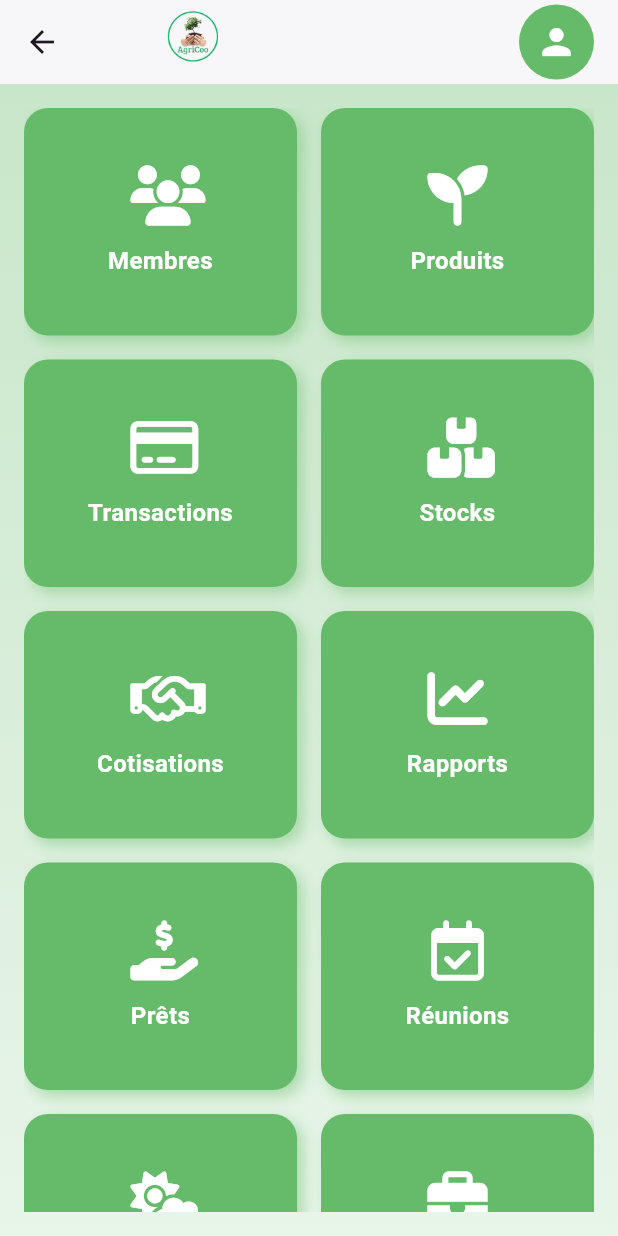
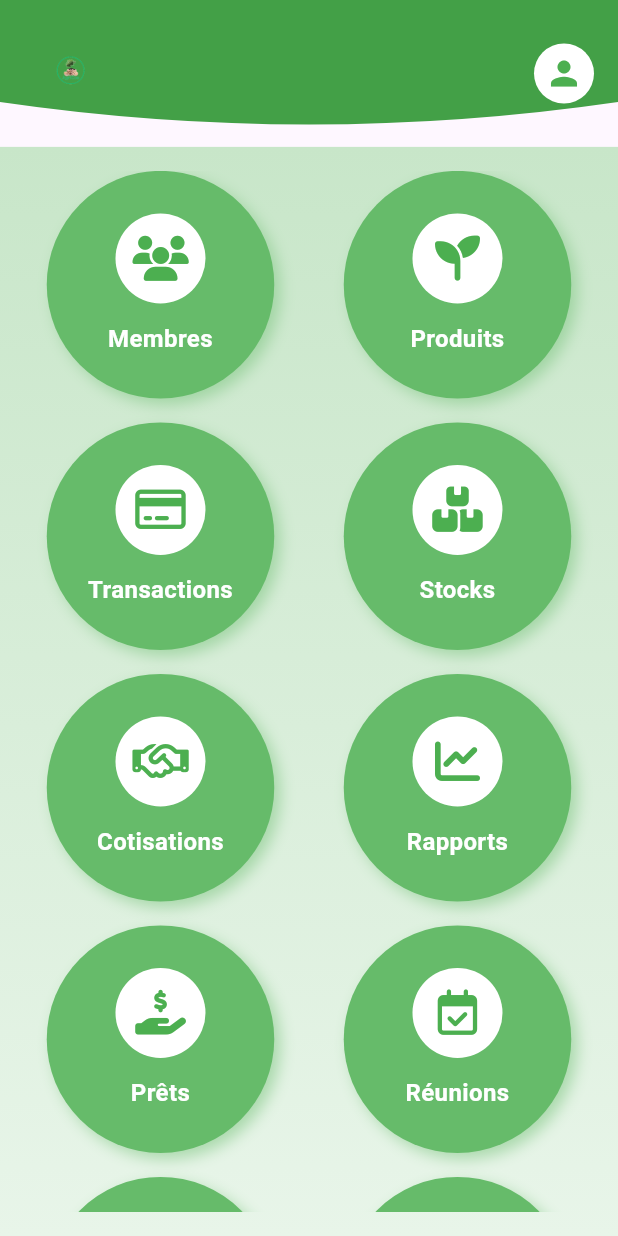
Before and after one commit to diongrace/AgriCoo, a Flutter app: the WelcomeScreen screen opened by its route, after a tap on "Aller au Dashboard", on a phone screen of 412 x 824 dp. Run offline on Flutter 3.47's test engine with Material 3 defaults, Android fonts, the phone set to English and light mode, and no system bars; our stand-ins replace carousel_slider, font_awesome_flutter.

Commit message:
travail effectuer sur les forms

```diff
--- a/lib/screens/DashboardScreen.dart
+++ b/lib/screens/DashboardScreen.dart
@@ -4,33 +4,54 @@
 class DashboardScreen extends StatelessWidget {
   @override
   Widget build(BuildContext context) {
+    double screenHeight = MediaQuery.of(context).size.height;
+
     return Scaffold(
-      appBar: AppBar(
-        backgroundColor: Colors.white,
-        elevation: 1, // Légère ombre pour l'AppBar
-        title: Row(
+      appBar: PreferredSize(
+        preferredSize: Size.fromHeight(160), // Taille de l'AppBar, augmentée pour mieux voir l'arc
+        child: ClipPath(
+          clipper: ArcClipper(),
+          child: Container(
+            color: Colors.green.shade600, // Couleur de l'AppBar
+            child: SafeArea(
+              child: Padding(
+                padding: const EdgeInsets.all(16.0),
+                child: Row(
                   mainAxisAlignment: MainAxisAlignment.spaceBetween,
                   children: [
                     // Logo à gauche
-            Image.asset(
+                    Container(
+                      height: screenHeight * 0.08,
+                      width: screenHeight * 0.08,
+                      child: Image.asset(
                         'assets/images/loogo.png',
-              width: 120,
                         fit: BoxFit.contain,
                       ),
+                    ),
                     // Profil à droite
-            CircleAvatar(
-              radius: 25,
-              backgroundColor: Colors.green.shade400,
-              child: Icon(
+                    GestureDetector(
+                      onTap: () {
+                        Navigator.pushNamed(context, '/profile');
+                      },
+                      child: CircleAvatar(
+                        radius: 20,
+                        backgroundColor: Colors.white,
+                        child: const Icon(
                           Icons.person,
-                color: Colors.white,
-                size: 28,
+                          color: Colors.green,
+                          size: 26,
+                        ),
                       ),
                     ),
                   ],
                 ),
               ),
+            ),
+          ),
+        ),
+      ),
       body: Container(
+        padding: const EdgeInsets.all(16),
         decoration: BoxDecoration(
           gradient: LinearGradient(
             colors: [
@@ -41,7 +62,6 @@
             end: Alignment.bottomCenter,
           ),
         ),
-        padding: const EdgeInsets.all(16),
         child: GridView.builder(
           gridDelegate: const SliverGridDelegateWithFixedCrossAxisCount(
             crossAxisCount: 2,
@@ -53,7 +73,6 @@
           itemBuilder: (context, index) {
             return GestureDetector(
               onTap: () {
-                // Navigation logique
                 _navigateToPage(context, index);
               },
               child: AnimatedContainer(
@@ -61,7 +80,7 @@
                 curve: Curves.easeInOut,
                 decoration: BoxDecoration(
                   color: Colors.green.shade400,
-                  borderRadius: BorderRadius.circular(16),
+                  shape: BoxShape.circle,
                   boxShadow: [
                     BoxShadow(
                       color: Colors.green.shade300.withOpacity(0.6),
@@ -73,11 +92,19 @@
                 child: Column(
                   mainAxisAlignment: MainAxisAlignment.center,
                   children: [
-                    // Icône
-                    Icon(
+                    // Icône dans un cercle
+                    Container(
+                      height: 60,
+                      width: 60,
+                      decoration: BoxDecoration(
+                        shape: BoxShape.circle,
+                        color: Colors.white,
+                      ),
+                      child: Icon(
                         _getIconForIndex(index),
-                      size: 40,
-                      color: Colors.white,
+                        size: 30,
+                        color: Colors.green,
+                      ),
                     ),
                     const SizedBox(height: 12),
                     // Titre
@@ -170,3 +197,22 @@
     }
   }
 }
+
+// ArcClipper pour l'effet d'arc
+class ArcClipper extends CustomClipper<Path> {
+  @override
+  Path getClip(Size size) {
+    Path path = Path();
+    path.lineTo(0, 0); // Début du path en haut à gauche
+    path.lineTo(0, size.height - 30); // Descendre jusqu'à 30 pixels du bas
+    path.quadraticBezierTo(size.width / 2, size.height, size.width, size.height - 30); // Courbe d'arc
+    path.lineTo(size.width, 0); // Arrivée en haut à droite
+    path.close(); // Fermer le path
+    return path;
+  }
+
+  @override
+  bool shouldReclip(CustomClipper<Path> oldClipper) {
+    return false;
+  }
+}
--- a/lib/screens/WelcomeScreen.dart
+++ b/lib/screens/WelcomeScreen.dart
@@ -5,12 +5,14 @@
 class WelcomeScreen extends StatelessWidget {
   @override
   Widget build(BuildContext context) {
+    // Obtenir les dimensions de l'écran
     double screenWidth = MediaQuery.of(context).size.width;
     double screenHeight = MediaQuery.of(context).size.height;
 
     return Scaffold(
       body: SafeArea(
         child: Container(
+          // Décoration du fond avec un dégradé
           decoration: const BoxDecoration(
             gradient: LinearGradient(
               colors: [
@@ -27,11 +29,30 @@
             padding: const EdgeInsets.all(16.0),
             child: Stack(
               children: [
+                // Logo positionné dans le coin supérieur droit avec un espace de 5 pixels
+                Positioned(
+                  top: -50, // Décalage de 5 pixels du haut
+                  right: -60, // Décalage de 5 pixels de la droite
+                  child: Container(
+                    // Agrandir le logo
+                    height: screenHeight * 0.20, // 20% de la hauteur de l'écran
+                    width: screenHeight * 0.20, // Largeur égale à la hauteur pour maintenir les proportions
+                    decoration: const BoxDecoration(
+                      image: DecorationImage(
+                        image: AssetImage('assets/images/loogo.png'), // Chemin vers le logo
+                        fit: BoxFit.contain,
+                      ),
+                    ),
+                  ),
+                ),
+
+                // Contenu principal (titre, carousel, slogan, bouton)
                 SingleChildScrollView(
                   child: Column(
                     crossAxisAlignment: CrossAxisAlignment.center,
                     children: [
-                      const SizedBox(height: 10),
+                      // Espace de 90 pixels pour ne pas chevaucher le logo
+                      const SizedBox(height: 90), // Augmenter l'espace pour laisser de la place au logo
 
                       // Titre
                       const Text(
@@ -45,7 +66,7 @@
                       ),
                       const SizedBox(height: 20),
 
-                      // Carousel
+                      // Carousel d'images
                       Container(
                         decoration: BoxDecoration(
                           borderRadius: BorderRadius.circular(20),
@@ -97,7 +118,7 @@
 
                       const SizedBox(height: 20),
 
-                      // Slogan
+                      // Slogan avec une image et du texte
                       Row(
                         crossAxisAlignment: CrossAxisAlignment.center,
                         children: [
@@ -142,7 +163,7 @@
 
                       const SizedBox(height: 40),
 
-                      // Bouton
+                      // Bouton pour accéder au Dashboard
                       ElevatedButton(
                         onPressed: () {
                           Navigator.push(
@@ -175,22 +196,6 @@
                     ],
                   ),
                 ),
-
-                // Logo MPN au-dessus du titre
-                Positioned(
-                  top: 0, // Logo placé tout en haut
-                  left: screenWidth * 0.75, // Ajustez la position horizontale si nécessaire
-                  child: Container(
-                    height: 80, // Taille du logo
-                    width: 80,  // Taille du logo
-                    decoration: const BoxDecoration(
-                      image: DecorationImage(
-                        image: AssetImage('assets/images/logo.png'), // Mettez le chemin de votre logo ici
-                        fit: BoxFit.contain, // Le logo s'adapte à la taille du container
-                      ),
-                    ),
-                  ),
-                ),
               ],
             ),
           ),
```
Also changed, not shown: lib/screens/LoginScreen.dart (+33 -33 lines), lib/screens/SignupScreen.dart (+24 -18 lines), lib/screens/SplashScreen.dart (+37 -28 lines), lib/services/models/user_model.dart (added, +30 -0 lines), lib/services/user_api_service.dart (added, +55 -0 lines), lib/services/utils/api_endpoint.dart (added, +19 -0 lines), pubspec.yaml (+6 -6 lines), pubspec.lock, 1 other file. Lines whose indentation alone changed are shown as unchanged.
